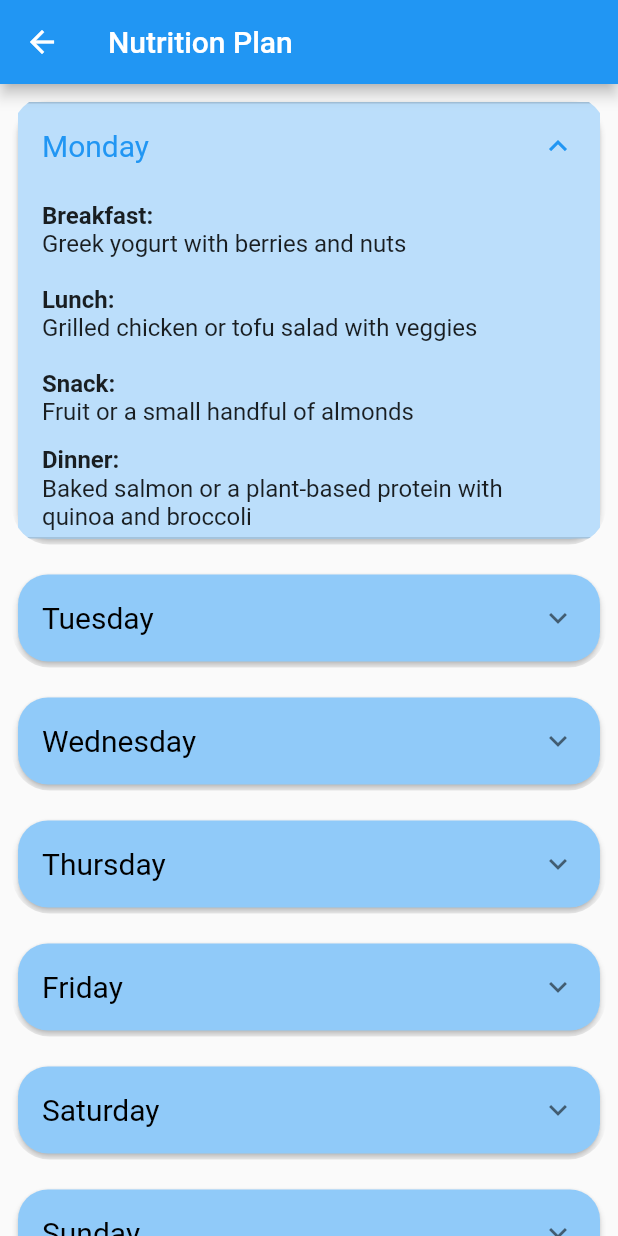
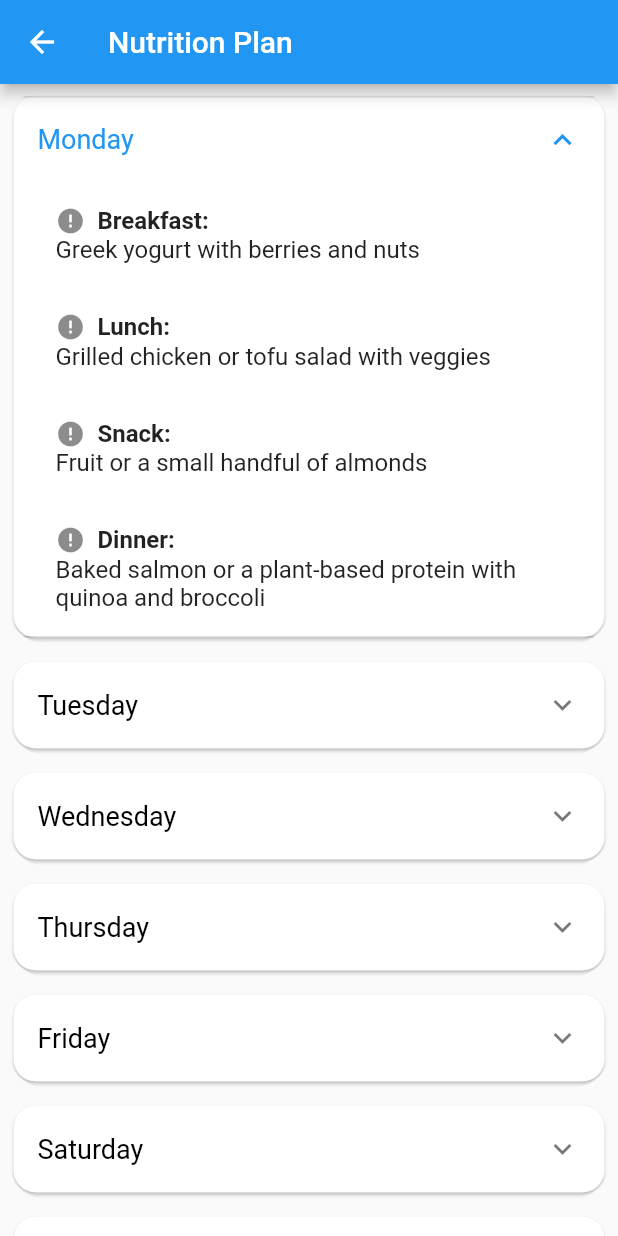
Before and after one commit to heetkheni/SSIP, a Flutter app: the NutritionScreen screen opened directly, after a tap on "Monday", on a phone screen of 412 x 824 dp. Run offline on Flutter 3.47's test engine with Material 2 defaults, Android fonts, the phone set to English and light mode, and no system bars; our stand-ins replace carousel_slider, cloud_firestore, firebase_auth, firebase_core, google_maps_flutter, google_sign_in and 2 more; accounts and stored records are empty.

Commit message:
hospital and mutrition screen changed

```diff
--- a/lib/screens/hospital_screen.dart
+++ b/lib/screens/hospital_screen.dart
@@ -19,7 +19,18 @@ class _HospitalScreenState extends State<HospitalScreen> {
         itemCount: healthCareCenters.length,
         itemBuilder: (context, index) {
           final center = healthCareCenters[index];
-          return ListTile(
+          return Card(
+            elevation: 1.0,
+            margin: const EdgeInsets.symmetric(horizontal: 10.0, vertical: 8.0),
+            shape: RoundedRectangleBorder(
+              borderRadius: BorderRadius.circular(15.0),
+            ),
+            child: Container(
+                height: 80,
+                decoration: BoxDecoration(
+                  borderRadius: BorderRadius.circular(15.0),
+                ),
+                child: ListTile(
                   title: Text(
                     center['name'],
                     style: TextStyle(fontWeight: FontWeight.bold),
@@ -33,8 +44,8 @@ class _HospitalScreenState extends State<HospitalScreen> {
                     backgroundColor: Theme.of(context).primaryColor,
                     child: Text(
                       center['name'].substring(0, 1).toUpperCase(),
-                style:
-                    TextStyle(color: Colors.white, fontWeight: FontWeight.w500),
+                      style: TextStyle(
+                          color: Colors.white, fontWeight: FontWeight.w500),
                     ),
                   ),
                   onTap: () {
@@ -45,6 +56,7 @@ class _HospitalScreenState extends State<HospitalScreen> {
                       ),
                     );
                   },
+                )),
           );
         },
       ),
--- a/lib/screens/nutrition_screen.dart
+++ b/lib/screens/nutrition_screen.dart
@@ -1,3 +1,107 @@
+// import 'package:flutter/material.dart';
+// import 'package:arogya_mitra/data/nutritionData.dart';
+
+// class NutritionScreen extends StatefulWidget {
+//   const NutritionScreen({super.key});
+
+//   @override
+//   State<NutritionScreen> createState() => _NutritionScreenState();
+// }
+
+// class _NutritionScreenState extends State<NutritionScreen> {
+//   @override
+//   Widget build(BuildContext context) {
+//     return Scaffold(
+//       appBar: AppBar(
+//         title: Text('Nutrition Plan'),
+//       ),
+//       body: ListView(
+//         children: nutritionPlan.map((data) {
+//           return NutritionDayTile(data: data);
+//         }).toList(),
+//       ),
+//     );
+//   }
+// }
+
+// class NutritionDayTile extends StatefulWidget {
+//   final Map<String, String> data;
+
+//   NutritionDayTile({required this.data});
+
+//   @override
+//   _NutritionDayTileState createState() => _NutritionDayTileState();
+// }
+
+// class _NutritionDayTileState extends State<NutritionDayTile> {
+//   bool isExpanded = false;
+
+//   @override
+//   Widget build(BuildContext context) {
+//     return Padding(
+//       padding: const EdgeInsets.symmetric(horizontal:5.0,vertical: 4),
+//       child: ClipRRect(
+//         borderRadius: BorderRadius.circular(25.0),
+//         child: Card(
+
+//           shape: RoundedRectangleBorder(
+//             borderRadius:
+//                 BorderRadius.circular(15.0), // Adjust the radius as needed
+//           ),
+//           elevation: 1,
+//           child: ExpansionTile(
+//             title: Text(
+//               '${widget.data['day']}',
+//               style: TextStyle(
+//                 fontSize: 18,
+//               ),
+//             ),
+
+//             collapsedTextColor: Colors.black,
+//             children: [
+//               MealCategory(data: widget.data, category: 'Breakfast'),
+//               MealCategory(data: widget.data, category: 'Lunch'),
+//               MealCategory(data: widget.data, category: 'Snack'),
+//               MealCategory(data: widget.data, category: 'Dinner'),
+//             ],
+//           ),
+//         ),
+//       ),
+//     );
+//   }
+// }
+
+// class MealCategory extends StatelessWidget {
+//   final Map<String, String> data;
+//   final String category;
+
+//   MealCategory({required this.data, required this.category});
+
+
+
+//   @override
+//   Widget build(BuildContext context) {
+//     return ListTile(
+//       title: Padding(
+//         padding: const EdgeInsets.all(12.0),
+//         child: Column(
+//           crossAxisAlignment: CrossAxisAlignment.start,
+//           children: [
+//             Text(
+//               '${category}:',
+//               style: TextStyle(
+//                 fontWeight: FontWeight.bold,
+//               ),
+//             ),
+//             Text(data[category.toLowerCase()] ?? 'Not specified'),
+//           ],
+//         ),
+//       ),
+//     );
+//   }
+// }
+
+
 import 'package:flutter/material.dart';
 import 'package:arogya_mitra/data/nutritionData.dart';
 
@@ -39,24 +143,21 @@ class _NutritionDayTileState extends State<NutritionDayTile> {
   @override
   Widget build(BuildContext context) {
     return Padding(
-      padding: const EdgeInsets.all(8.0),
+      padding: const EdgeInsets.symmetric(horizontal: 5.0, vertical: 4),
       child: ClipRRect(
         borderRadius: BorderRadius.circular(25.0),
         child: Card(
-          color: Colors.blue[200],
           shape: RoundedRectangleBorder(
-            borderRadius:
-                BorderRadius.circular(20.0), // Adjust the radius as needed
+            borderRadius: BorderRadius.circular(15.0),
           ),
-          elevation: 2,
+          elevation: 1,
           child: ExpansionTile(
             title: Text(
               '${widget.data['day']}',
               style: TextStyle(
-                fontSize: 20,
+                fontSize: 18,
               ),
             ),
-            backgroundColor: Colors.blue[100],
             collapsedTextColor: Colors.black,
             children: [
               MealCategory(data: widget.data, category: 'Breakfast'),
@@ -79,18 +180,44 @@ class MealCategory extends StatelessWidget {
 
   @override
   Widget build(BuildContext context) {
+    IconData selectedIcon;
+
+    // Determine the icon and color based on the category
+    if (category == 'Breakfast') {
+      selectedIcon = Icons.free_breakfast;
+    } else if (category == 'Lunch') {
+      selectedIcon = Icons.restaurant;
+    } else if (category == 'Dinner') {
+      selectedIcon = Icons.dinner_dining;
+    } else if (category == 'Snack') {
+      selectedIcon = Icons.local_dining;
+    }
+    selectedIcon = Icons.error;
+
     return ListTile(
-      title: Column(
+      title: Padding(
+        padding: const EdgeInsets.all(12.0),
+        child: Column(
           crossAxisAlignment: CrossAxisAlignment.start,
           children: [
+            Row(
+              children: [
+                Icon(
+                  selectedIcon ,
+                  size: 20.0,
+                ),
+                SizedBox(width: 8.0),
                 Text(
-            '${category}:',
+                  '$category:',
                   style: TextStyle(
                     fontWeight: FontWeight.bold,
                   ),
                 ),
+              ],
+            ),
             Text(data[category.toLowerCase()] ?? 'Not specified'),
           ],
+        ),
       ),
     );
   }
```
Lines whose indentation alone changed are shown as unchanged.
